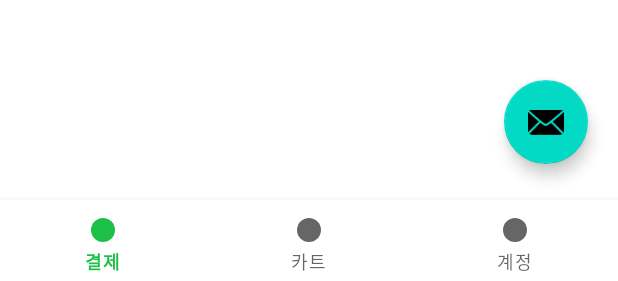
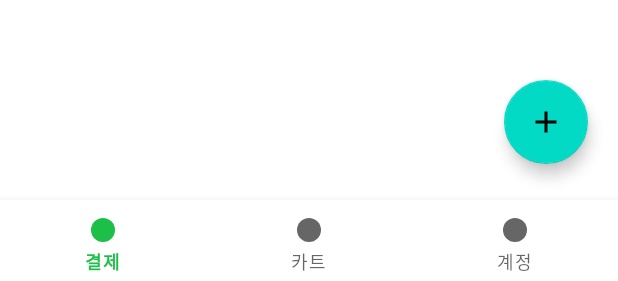
Before and after one commit to qr-payment/offline_qr_payment, an Android app: the layout activity_main.xml on its own in the app's theme, with its tools: preview values and no code run, on a phone screen of 412 x 824 dp. Shown: the part 952-1233 px from the top of the screen. Run offline under Robolectric (Android 15) with nearby library versions, the phone set to English and light mode, and no system bars.

Commit message:
add : floating action button add

```diff
--- a/src/user_client/app/build.gradle
+++ b/src/user_client/app/build.gradle
@@ -29,12 +29,14 @@ android {
 }
 
 dependencies {
-    api 'com.google.android.material:material:1.1.0-alpha06'
+    implementation 'com.google.android.material:material:1.1.0-alpha06'
     implementation fileTree(dir: 'libs', include: ['*.jar'])
     implementation 'androidx.appcompat:appcompat:1.0.2'
     implementation 'androidx.constraintlayout:constraintlayout:1.1.3'
     implementation 'androidx.legacy:legacy-support-v4:1.0.0'
     testImplementation 'junit:junit:4.12'
+    implementation 'com.android.support:design:28.0.0'
+
     //mockito
     testImplementation 'org.mockito:mockito-core:2.23.4'
 
@@ -46,6 +48,7 @@ dependencies {
     //retrofit
     implementation 'com.squareup.retrofit2:retrofit:2.4.0'
     implementation 'com.squareup.retrofit2:converter-gson:2.4.0'
+    //zxing
+    implementation 'com.journeyapps:zxing-android-embedded:3.6.0'
 
-    implementation 'com.android.support:design:28.0.0'
 }
--- a/src/user_client/app/src/main/java/com/payment/MainActivity.java
+++ b/src/user_client/app/src/main/java/com/payment/MainActivity.java
@@ -3,6 +3,8 @@ package com.payment;
 import android.os.Bundle;
 import android.view.Menu;
 import android.view.MenuItem;
+import android.view.animation.Animation;
+import android.view.animation.AnimationUtils;
 import android.widget.Toast;
 
 import androidx.annotation.NonNull;
@@ -17,13 +19,21 @@ import com.google.android.material.navigation.NavigationView;
 import com.payment.databinding.ActivityMainBinding;
 import com.payment.ui.LoginFragment;
 
-public class MainActivity extends AppCompatActivity implements NavigationView.OnNavigationItemSelectedListener{
+public class MainActivity extends AppCompatActivity implements NavigationView.OnNavigationItemSelectedListener {
+
+    private Animation fab_open, fab_close;
+    private ActivityMainBinding binding;
+    private Boolean isFabOpen = false;
 
     @Override
     protected void onCreate(Bundle savedInstanceState) {
         super.onCreate(savedInstanceState);
-        ActivityMainBinding binding = DataBindingUtil.setContentView(this,R.layout.activity_main);
+        binding = DataBindingUtil.setContentView(this, R.layout.activity_main);
+
         binding.setLifecycleOwner(this);
+
+        fab_open = AnimationUtils.loadAnimation(getApplicationContext(), R.anim.fab_open);
+        fab_close = AnimationUtils.loadAnimation(getApplicationContext(), R.anim.fab_close);
 
         getSupportFragmentManager().beginTransaction()
                 .add(R.id.main_container_view, new LoginFragment())
@@ -38,6 +48,22 @@ public class MainActivity extends AppCompatActivity implements NavigationView.On
         toggle.syncState();
         navigationView.setNavigationItemSelectedListener(this);
         mToolbar.setTitle(getString(R.string.toolbar_name));
+
+        binding.appBarContents.fab.setOnClickListener(v -> anim());
+        binding.appBarContents.fab1Qr.setOnClickListener(v -> anim());
+        binding.appBarContents.fab2Card.setOnClickListener(v -> anim());
+    }
+
+    public void anim() {
+        if (isFabOpen) {
+            binding.appBarContents.fab1Qr.hide();
+            binding.appBarContents.fab2Card.hide();
+            isFabOpen = false;
+        } else {
+            binding.appBarContents.fab1Qr.show();
+            binding.appBarContents.fab2Card.show();
+            isFabOpen = true;
+        }
     }
 
     @Override
@@ -59,7 +85,7 @@ public class MainActivity extends AppCompatActivity implements NavigationView.On
 
     @Override
     public boolean onNavigationItemSelected(@NonNull MenuItem item) {
-        switch (item.getItemId()){
+        switch (item.getItemId()) {
             case R.id.nav_test1:
                 Toast.makeText(this, "test1", Toast.LENGTH_SHORT).show();
                 break;
--- /dev/null
+++ b/src/user_client/app/src/main/res/anim/fab_close.xml
@@ -0,0 +1,17 @@
+<?xml version="1.0" encoding="utf-8"?>
+<set xmlns:android="http://schemas.android.com/apk/res/android">
+    <scale
+        android:duration="300"
+        android:fromXScale="0.8"
+        android:fromYScale="0.8"
+        android:interpolator="@android:interpolator/accelerate_decelerate"
+        android:pivotX="50%"
+        android:pivotY="50%"
+        android:toXScale="0.0"
+        android:toYScale="0.0" />
+    <alpha
+        android:duration="300"
+        android:fromAlpha="1.0"
+        android:interpolator="@android:interpolator/accelerate_decelerate"
+        android:toAlpha="0.0" />
+</set>
--- /dev/null
+++ b/src/user_client/app/src/main/res/anim/fab_open.xml
@@ -0,0 +1,17 @@
+<?xml version="1.0" encoding="utf-8"?>
+<set xmlns:android="http://schemas.android.com/apk/res/android">
+    <scale
+        android:duration="300"
+        android:fromXScale="0.0"
+        android:fromYScale="0.0"
+        android:interpolator="@android:interpolator/accelerate_decelerate"
+        android:pivotX="50%"
+        android:pivotY="50%"
+        android:toXScale="0.8"
+        android:toYScale="0.8" />
+    <alpha
+        android:duration="300"
+        android:fromAlpha="0.0"
+        android:interpolator="@android:interpolator/accelerate_decelerate"
+        android:toAlpha="1.0" />
+</set>
--- /dev/null
+++ b/src/user_client/app/src/main/res/drawable/credit_card_24dp.xml
@@ -0,0 +1,5 @@
+<vector android:height="24dp" android:tint="#FFFFFF"
+    android:viewportHeight="24.0" android:viewportWidth="24.0"
+    android:width="24dp" xmlns:android="http://schemas.android.com/apk/res/android">
+    <path android:fillColor="#FF000000" android:pathData="M20,4L4,4c-1.11,0 -1.99,0.89 -1.99,2L2,18c0,1.11 0.89,2 2,2h16c1.11,0 2,-0.89 2,-2L22,6c0,-1.11 -0.89,-2 -2,-2zM20,18L4,18v-6h16v6zM20,8L4,8L4,6h16v2z"/>
+</vector>
--- /dev/null
+++ b/src/user_client/app/src/main/res/drawable/plus_icon_24dp.xml
@@ -0,0 +1,5 @@
+<vector android:height="24dp" android:tint="#FFFFFF"
+    android:viewportHeight="24.0" android:viewportWidth="24.0"
+    android:width="24dp" xmlns:android="http://schemas.android.com/apk/res/android">
+    <path android:fillColor="#FF000000" android:pathData="M19,13h-6v6h-2v-6H5v-2h6V5h2v6h6v2z"/>
+</vector>
--- a/src/user_client/app/src/main/res/layout/activity_main.xml
+++ b/src/user_client/app/src/main/res/layout/activity_main.xml
@@ -18,6 +18,7 @@
 
             <include
                 layout="@layout/app_bar_main"
+                android:id="@+id/app_bar_contents"
                 android:layout_width="match_parent"
                 android:layout_height="match_parent" />
 
--- a/src/user_client/app/src/main/res/layout/app_bar_main.xml
+++ b/src/user_client/app/src/main/res/layout/app_bar_main.xml
@@ -1,9 +1,13 @@
 <?xml version="1.0" encoding="utf-8"?>
-<androidx.coordinatorlayout.widget.CoordinatorLayout xmlns:android="http://schemas.android.com/apk/res/android"
+<layout xmlns:android="http://schemas.android.com/apk/res/android"
+    xmlns:app="http://schemas.android.com/apk/res-auto"
+    xmlns:tools="http://schemas.android.com/tools">
+
+    <androidx.coordinatorlayout.widget.CoordinatorLayout
         android:layout_width="match_parent"
         android:layout_height="match_parent"
-    xmlns:app="http://schemas.android.com/apk/res-auto"
-    android:orientation="vertical">
+        android:orientation="vertical"
+        tools:context=".MainActivity">
 
         <com.google.android.material.appbar.AppBarLayout
             android:layout_width="match_parent"
@@ -22,15 +26,52 @@
 
         <include layout="@layout/content_main" />
 
+        <FrameLayout
+            android:layout_width="match_parent"
+            android:layout_height="match_parent"
+            android:layout_gravity="bottom|end">
             <com.google.android.material.floatingactionbutton.FloatingActionButton
                 android:id="@+id/fab"
                 android:layout_width="wrap_content"
                 android:layout_height="wrap_content"
                 android:layout_gravity="bottom|end"
+                android:layout_marginRight="20sp"
                 android:layout_marginBottom="80dp"
-        android:layout_marginRight="20dp"
                 android:elevation="30dp"
-        app:srcCompat="@android:drawable/ic_dialog_email" />
+                app:fabSize="normal"
+                app:srcCompat="@drawable/plus_icon_24dp"/>
+
+            <com.google.android.material.floatingactionbutton.FloatingActionButton
+                android:id="@+id/fab1_qr"
+                android:layout_width="wrap_content"
+                android:layout_height="wrap_content"
+                android:layout_gravity="bottom|end"
+                android:layout_marginRight="20sp"
+                android:layout_marginBottom="150dp"
+                android:visibility="invisible"
+                app:srcCompat="@drawable/qr_icon_24"
+                app:hideMotionSpec="@anim/fab_close"
+                app:showMotionSpec="@anim/fab_open"
+                app:backgroundTint="@color/colorPrimaryDark"
+                app:elevation="6dp"
+                app:pressedTranslationZ="12dp" />
+
+            <com.google.android.material.floatingactionbutton.FloatingActionButton
+                android:id="@+id/fab2_card"
+                android:layout_width="wrap_content"
+                android:layout_height="wrap_content"
+                android:layout_gravity="bottom|end"
+                android:layout_marginRight="20sp"
+                android:layout_marginBottom="220dp"
+                app:srcCompat="@drawable/credit_card_24dp"
+                android:visibility="invisible"
+                app:hideMotionSpec="@anim/fab_close"
+                app:showMotionSpec="@anim/fab_open"
+                app:backgroundTint="@color/colorPrimaryDark"
+                app:elevation="6dp"
+                app:pressedTranslationZ="12dp" />
+
+        </FrameLayout>
 
         <com.google.android.material.bottomnavigation.BottomNavigationView
             android:id="@+id/bottom_navigation_view"
@@ -41,3 +82,4 @@
             app:menu="@menu/bottom_navigation_menu" />
 
     </androidx.coordinatorlayout.widget.CoordinatorLayout>
+</layout>
```
Also changed, not shown: src/user_client/app/src/main/res/drawable/qr_icon_24.png (added). Lines whose indentation alone changed are shown as unchanged.
